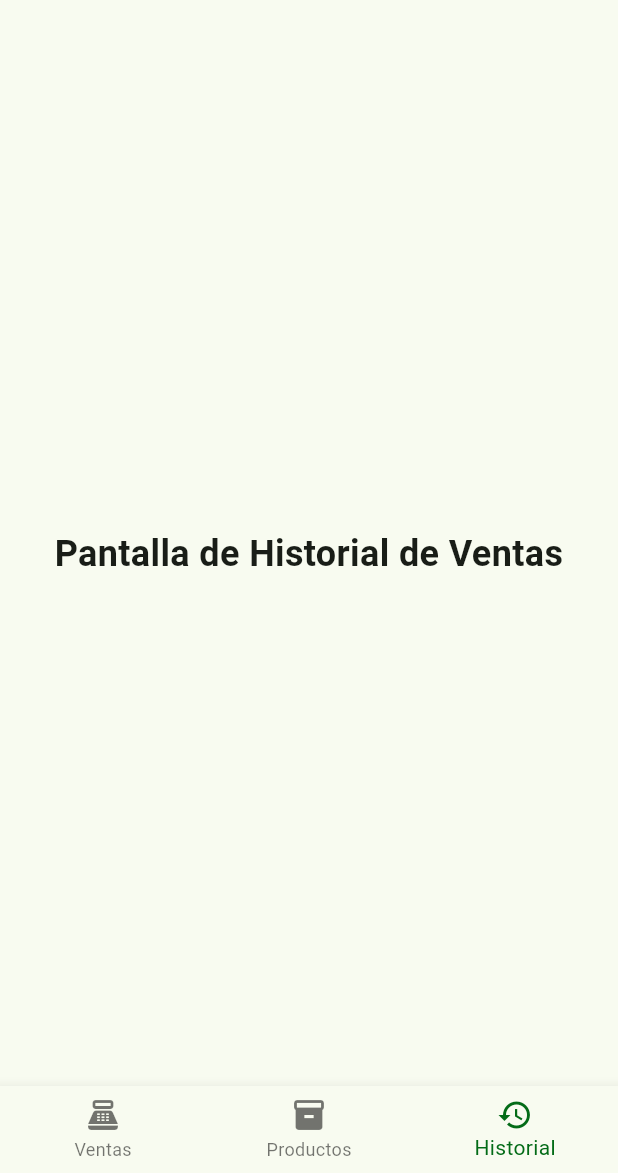
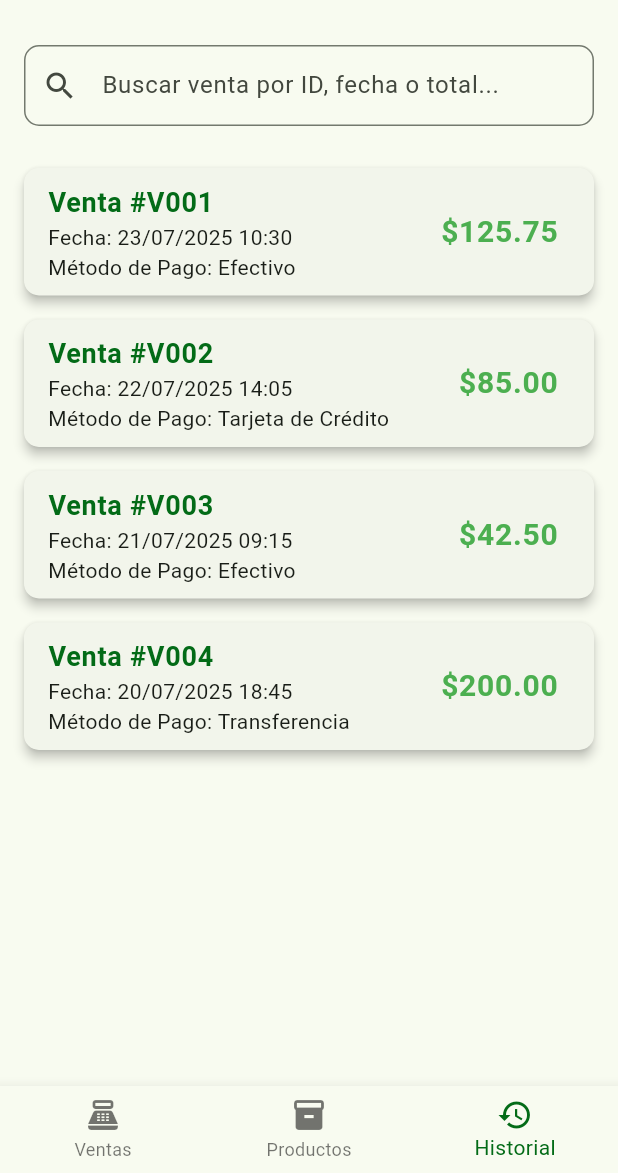
Before and after one commit to Toad24F/MVP-punto-de-venta, a Flutter app: the HomeScreen screen opened directly, swiped to page 3, on a phone screen of 412 x 824 dp, the part 63-1236 px from its top. Run offline on Flutter 3.47's test engine with Material 3 defaults, Android fonts, the phone set to English and light mode, and no system bars.

Commit message:
Se añade pantalla de historial de ventas (Diseño)
Se integra la pantalla de historial de ventas a la navegación principal.
Se añade la dependencia `intl` para el formateo de fechas y monedas.
La pantalla muestra una lista simulada de ventas con la capacidad de expandir cada venta para ver los detalles de los productos.
Incluye un campo de búsqueda (funcionalidad pendiente).

```diff
--- /dev/null
+++ b/lib/Screens/history_sales_screen.dart
@@ -0,0 +1,189 @@
+// history_sales_screen.dart
+import 'package:flutter/material.dart';
+import 'package:intl/intl.dart'; // Para formatear fechas y monedas
+
+class HistorySalesScreen extends StatefulWidget {
+  const HistorySalesScreen({super.key});
+
+  @override
+  State<HistorySalesScreen> createState() => _HistorySalesScreenState();
+}
+
+class _HistorySalesScreenState extends State<HistorySalesScreen> {
+  // Lista simulada de ventas pasadas
+  // En una aplicación real, esto provendría de una base de datos o API
+  final List<Map<String, dynamic>> _salesHistory = [
+    {
+      'id': 'V001',
+      'date': DateTime(2025, 7, 23, 10, 30),
+      'total': 125.75,
+      'paymentMethod': 'Efectivo',
+      'items': [
+        {'name': 'Coca-Cola 600ml', 'quantity': 2, 'price': 18.00},
+        {'name': 'Pan Bimbo Blanco', 'quantity': 1, 'price': 35.50},
+        {'name': 'Galletas Oreo', 'quantity': 3, 'price': 15.00},
+      ],
+    },
+    {
+      'id': 'V002',
+      'date': DateTime(2025, 7, 22, 14, 05),
+      'total': 85.00,
+      'paymentMethod': 'Tarjeta de Crédito',
+      'items': [
+        {'name': 'Leche Lala Entera 1L', 'quantity': 2, 'price': 28.00},
+        {'name': 'Café Nescafé Clásico 50g', 'quantity': 1, 'price': 45.00},
+      ],
+    },
+    {
+      'id': 'V003',
+      'date': DateTime(2025, 7, 21, 09, 15),
+      'total': 42.50,
+      'paymentMethod': 'Efectivo',
+      'items': [
+        {'name': 'Jugo Del Valle Naranja 1L', 'quantity': 1, 'price': 22.00},
+        {'name': 'Agua Bonafont 1L', 'quantity': 1, 'price': 20.50},
+      ],
+    },
+    {
+      'id': 'V004',
+      'date': DateTime(2025, 7, 20, 18, 45),
+      'total': 200.00,
+      'paymentMethod': 'Transferencia',
+      'items': [
+        {'name': 'Arroz La Merced 1kg', 'quantity': 2, 'price': 25.00},
+        {'name': 'Frijol La Costeña 500g', 'quantity': 3, 'price': 18.00},
+        {'name': 'Aceite Nutrioli 900ml', 'quantity': 1, 'price': 50.00},
+        {'name': 'Pasta Barilla Espagueti', 'quantity': 4, 'price': 15.00},
+      ],
+    },
+  ];
+
+  @override
+  Widget build(BuildContext context) {
+    final ColorScheme colorScheme = Theme.of(context).colorScheme;
+
+    return Scaffold(
+      body: Padding(
+        padding: const EdgeInsets.all(16.0),
+        child: Column(
+          children: [
+            // --- Buscador/Filtro de ventas (Opcional) ---
+            TextField(
+              decoration: InputDecoration(
+                labelText: 'Buscar venta por ID, fecha o total...',
+                hintText: 'Ej. V001, 23/07/2025',
+                prefixIcon: const Icon(Icons.search),
+                border: OutlineInputBorder(
+                  borderRadius: BorderRadius.circular(10),
+                ),
+                contentPadding: const EdgeInsets.symmetric(vertical: 15.0, horizontal: 10.0),
+              ),
+              onChanged: (value) {
+                // Aquí iría la lógica para filtrar la lista de ventas
+                print('Buscando ventas: $value');
+              },
+            ),
+            const SizedBox(height: 20),
+
+            // --- Lista de ventas ---
+            Expanded(
+              child: _salesHistory.isEmpty
+                  ? Center(
+                child: Text(
+                  'No hay ventas registradas en el historial.',
+                  style: TextStyle(color: Colors.grey.shade600, fontSize: 16),
+                ),
+              )
+                  : ListView.builder(
+                itemCount: _salesHistory.length,
+                itemBuilder: (context, index) {
+                  final sale = _salesHistory[index];
+                  // Formateadores para fecha y moneda
+                  final DateFormat dateFormatter = DateFormat('dd/MM/yyyy HH:mm');
+                  final NumberFormat currencyFormatter = NumberFormat.currency(locale: 'es_MX', symbol: '\$');
+
+                  return Card(
+                    margin: const EdgeInsets.symmetric(vertical: 8.0),
+                    elevation: 3,
+                    shape: RoundedRectangleBorder(borderRadius: BorderRadius.circular(10),),
+                    child: ExpansionTile(
+                      shape: RoundedRectangleBorder(borderRadius: BorderRadius.circular(10),
+                        side: BorderSide(
+                          color: Theme.of(context).colorScheme.inverseSurface,
+                          width: 2.0,
+                        ),),
+                      // ExpansionTile permite expandir para ver detalles
+                      title: Text(
+                        'Venta #${sale['id']}',
+                        style: TextStyle(
+                          fontWeight: FontWeight.bold,
+                          fontSize: 18,
+                          color: colorScheme.primary,
+                        ),
+                      ),
+                      subtitle: Column(
+                        crossAxisAlignment: CrossAxisAlignment.start,
+                        children: [
+                          Text('Fecha: ${dateFormatter.format(sale['date'])}'),
+                          Text('Método de Pago: ${sale['paymentMethod']}'),
+                        ],
+                      ),
+                      trailing: Text(
+                        currencyFormatter.format(sale['total']),
+                        style: const TextStyle(
+                          fontWeight: FontWeight.bold,
+                          fontSize: 20,
+                          color: Colors.green, // Color para el total
+                        ),
+                      ),
+                      children: [
+                        // Contenido que se muestra al expandir
+                        Padding(
+                          padding: const EdgeInsets.symmetric(horizontal: 16.0, vertical: 8.0),
+                          child: Column(
+                            crossAxisAlignment: CrossAxisAlignment.start,
+                            children: [
+                              const Text(
+                                'Productos:',
+                                style: TextStyle(fontWeight: FontWeight.bold, fontSize: 16),
+                              ),
+                              const SizedBox(height: 8),
+                              // Lista de ítems de la venta
+                              Column(
+                                crossAxisAlignment: CrossAxisAlignment.start,
+                                children: (sale['items'] as List<dynamic>).map<Widget>((item) {
+                                  return Padding(
+                                    padding: const EdgeInsets.symmetric(vertical: 2.0),
+                                    child: Row(
+                                      mainAxisAlignment: MainAxisAlignment.spaceBetween,
+                                      children: [
+                                        Text('${item['quantity']}x ${item['name']}'),
+                                        Text(currencyFormatter.format(item['quantity'] * item['price'])),
+                                      ],
+                                    ),
+                                  );
+                                }).toList(),
+                              ),
+                              const Divider(height: 20),
+                              Align(
+                                alignment: Alignment.centerRight,
+                                child: Text(
+                                  'Total de Venta: ${currencyFormatter.format(sale['total'])}',
+                                  style: const TextStyle(fontWeight: FontWeight.bold, fontSize: 18),
+                                ),
+                              ),
+                            ],
+                          ),
+                        ),
+                      ],
+                    ),
+                  );
+                },
+              ),
+            ),
+          ],
+        ),
+      ),
+    );
+  }
+}
--- a/lib/Screens/home_screen.dart
+++ b/lib/Screens/home_screen.dart
@@ -1,4 +1,5 @@
 import 'package:flutter/material.dart';
+import 'package:puntodeventa/Screens/history_sales_screen.dart';
 import 'package:puntodeventa/Screens/product_screen.dart';
 import 'package:puntodeventa/Screens/sale_screen.dart';
 
@@ -29,7 +30,7 @@ class _HomeScreenState extends State<HomeScreen> {
   static const List<Widget> _widgetOptions = <Widget>[
     SalesScreen(),
     ProductsScreen(),
-    PlaceholderScreen(title: 'Pantalla de Historial de Ventas'),
+    HistorySalesScreen(),
   ];
 
   void _onItemTapped(int index) {
--- a/pubspec.yaml
+++ b/pubspec.yaml
@@ -30,6 +30,7 @@ environment:
 dependencies:
   flutter:
     sdk: flutter
+  intl: ^0.19.0 # Añade esta línea
 
   # The following adds the Cupertino Icons font to your application.
   # Use with the CupertinoIcons class for iOS style icons.
@@ -38,6 +39,7 @@ dependencies:
 dev_dependencies:
   flutter_test:
     sdk: flutter
+
 
   # The "flutter_lints" package below contains a set of recommended lints to
   # encourage good coding practices. The lint set provided by the package is
```
Also changed, not shown: lib/Screens/historial_screen.dart (deleted), pubspec.lock.
